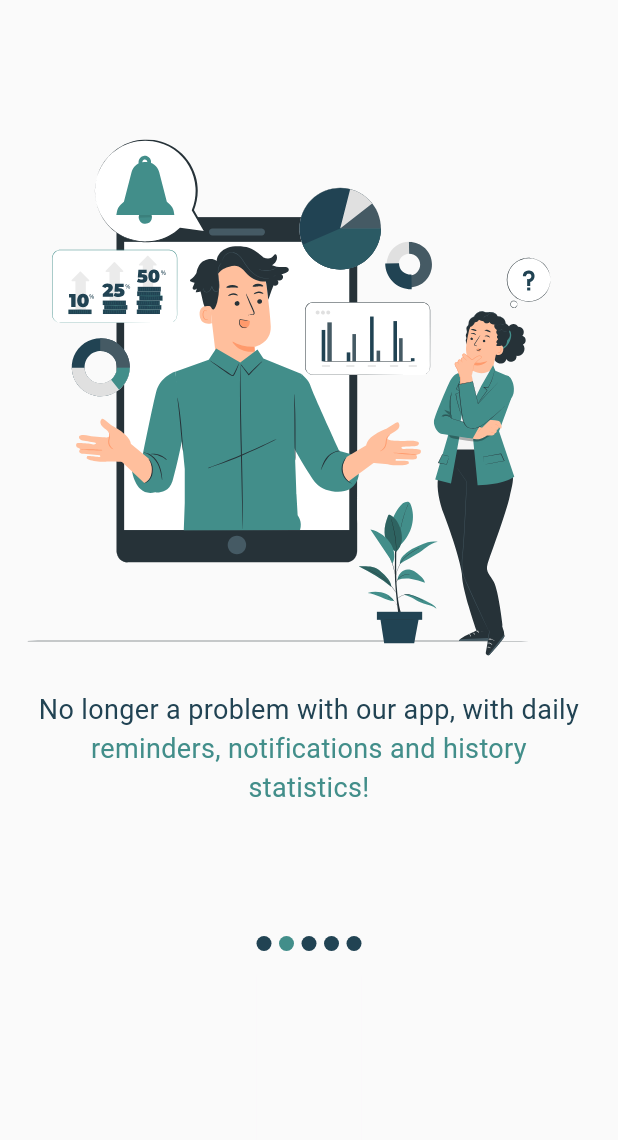
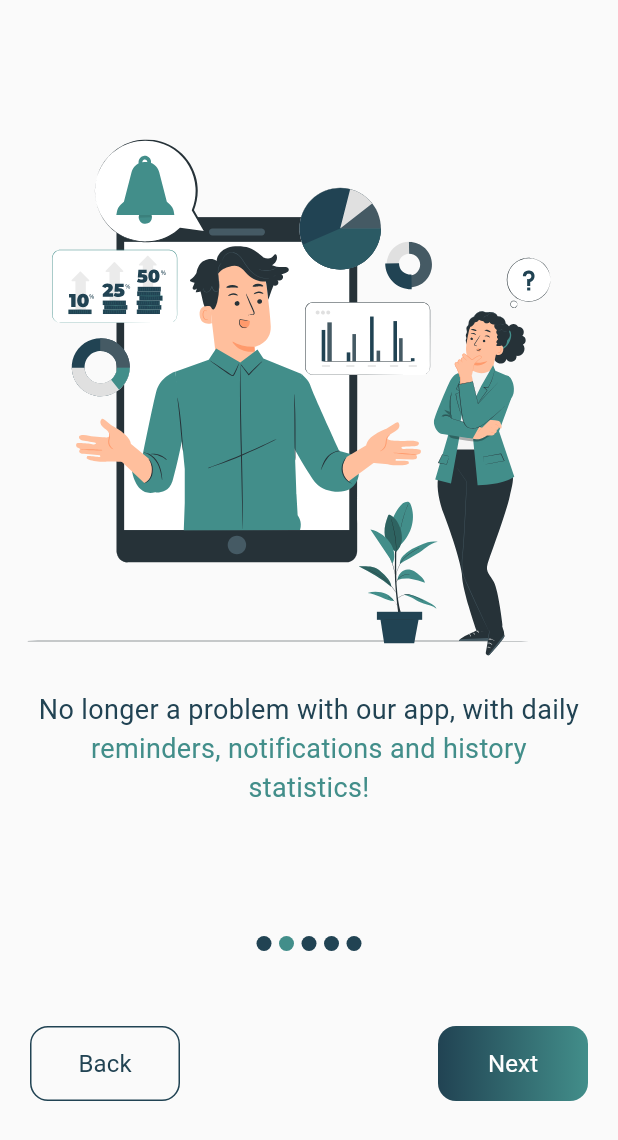
Before and after one commit to ENSIA-AI/Wise-Dose, a Flutter app: the screen it shows after launch, swiped to page 2, on a phone screen of 412 x 824 dp. Shown: the top 1140 px of the screen. Run offline on Flutter 3.47's test engine with Material 3 defaults, Android fonts, the phone set to English and light mode, and no system bars; drawn by our look-alikes of smooth_page_indicator; our stand-ins replace flutter_svg, numberpicker, table_calendar.

Commit message:
Added onboarding buttons

```diff
--- a/lib/main.dart
+++ b/lib/main.dart
@@ -5,7 +5,6 @@ import 'package:wise_dose/views/screens/calendar_page.dart';
 import 'package:wise_dose/views/screens/login.dart';
 import 'package:wise_dose/views/screens/onboarding.dart';
 import 'package:wise_dose/views/screens/signup.dart';
-import 'package:wise_dose/views/widgets/onboarding_instance.dart';
 import 'package:wise_dose/views/widgets/bottom_bar.dart';
 
 void main() {
--- a/lib/views/screens/onboarding.dart
+++ b/lib/views/screens/onboarding.dart
@@ -4,6 +4,8 @@ import 'package:flutter_svg/svg.dart';
 import 'package:smooth_page_indicator/smooth_page_indicator.dart';
 import 'package:wise_dose/views/themes/style_simple/colors.dart';
 import 'package:wise_dose/views/themes/style_simple/styles.dart';
+import 'package:wise_dose/views/widgets/gradient_button.dart';
+import 'package:wise_dose/views/widgets/transparent_button.dart';
 
 class Onboarding extends StatefulWidget {
   const Onboarding({super.key});
@@ -14,7 +16,16 @@ class Onboarding extends StatefulWidget {
 
 class _OnboardingState extends State<Onboarding> {
   final pageController = PageController();
+  late bool inFirstPage;
+  late bool inLastPage;
 
+  @override
+  void initState() {
+    // TODO: implement initState
+    inFirstPage = true;
+    inLastPage = false;
+    super.initState();
+  }
 
   @override void dispose() {
     pageController.dispose();
@@ -28,6 +39,12 @@ class _OnboardingState extends State<Onboarding> {
         padding: const EdgeInsets.only(bottom: 150),
         child: PageView(
         controller: pageController,
+        onPageChanged: (value) {
+            setState(() {
+              inFirstPage = (value == 0);
+              inLastPage = (value == 4);
+            });
+        },
         children: [
           Column(
             children: [
@@ -158,16 +175,57 @@ class _OnboardingState extends State<Onboarding> {
                     dotHeight: 10,
                     spacing: 5
                   ),
-                  /* onDotClicked: (index) => pageController.animateToPage(
+                  onDotClicked: (index) => pageController.animateToPage(
                     index,
-                    duration: const Duration(milliseconds: 500),
+                    duration: const Duration(milliseconds: 200),
                     curve: Curves.easeIn
-                  ), */
+                  ),
                 ),
-/*                 TextButton(onPressed: (){
-                  pageController.nextPage(duration: const Duration(milliseconds: 500), curve: Curves.easeInOut);
-                }, child: const Text("Next")),
- */
+                const SizedBox(height: 50,),
+                if(!inFirstPage && !inLastPage)  Container(
+                  padding: const EdgeInsets.symmetric(horizontal: 20),
+                  child: Row(
+                    mainAxisAlignment: MainAxisAlignment.spaceBetween,
+                  children: [
+                    TransparentButton(onPressed: (){
+                          pageController.previousPage(duration: const Duration(milliseconds: 200), curve: Curves.easeInOut);
+                        },
+                        content: "Back", width: 100
+                      ),
+                    GradientButton(onPressed: (){
+                      pageController.nextPage(duration: const Duration(milliseconds: 200), curve: Curves.easeInOut);
+                    }, text: "Next", gradient: buttonColor, width: 100,)
+                ],)
+              ),
+              if(inFirstPage) Container(
+                  padding: const EdgeInsets.symmetric(horizontal: 20),
+                  child: Row(
+                    mainAxisAlignment: MainAxisAlignment.end,
+                    children: [
+                        GradientButton(onPressed: (){
+                          pageController.nextPage(duration: const Duration(milliseconds: 200), curve: Curves.easeInOut);
+                        }, text: "Next", gradient: buttonColor, width: 100,)
+                    ],)
+                ),
+              if(inLastPage) Container(
+                  padding: const EdgeInsets.symmetric(horizontal: 20),
+                  child: Row(
+                    mainAxisAlignment: MainAxisAlignment.end,
+                    children: [
+                      Column(
+                        children: [
+                        GradientButton(onPressed: (){
+                        }, text: "Create account", gradient: buttonColor, width: 200,),
+                        const SizedBox(height: 10,),
+                        TransparentButton(onPressed: (){
+                        },
+                        content: "Stay offline", width: 200
+                      ),
+                        ],
+                      )
+
+                    ],)
+                )
               ],
             ),
       ),
--- a/lib/views/widgets/onboarding_instance.dart
+++ /dev/null
@@ -1,26 +0,0 @@
-
-
-import 'package:flutter/material.dart';
-import 'package:flutter_svg/svg.dart';
-
-class OnboardingInstance extends StatefulWidget {
-
-  const OnboardingInstance({
-    super.key,
-  });
-
-  @override
-  State<OnboardingInstance> createState() => _OnboardingInstanceState();
-}
-
-class _OnboardingInstanceState extends State<OnboardingInstance> {
-  @override
-  Widget build(BuildContext context) {
-    return Column(
-        children: [
-          SvgPicture.asset("assets/images/onboarding1.svg"),
-          const Text("You too? You always forget to take your pills on time?"),
-        ],
-      );
-  }
-}
--- /dev/null
+++ b/lib/views/widgets/transparent_button.dart
@@ -0,0 +1,57 @@
+
+
+import 'package:flutter/material.dart';
+import 'package:wise_dose/views/themes/style_simple/colors.dart';
+
+class TransparentButton extends StatefulWidget {
+  final VoidCallback onPressed;
+  final double width;
+  final double height;
+  final String content;
+  const TransparentButton({super.key,
+    required this.onPressed,
+    required this.content,
+    this.height = 50.0,
+    required this.width
+  });
+
+  @override
+  State<TransparentButton> createState() => _TransparentButtonState();
+}
+
+class _TransparentButtonState extends State<TransparentButton> {
+  @override
+  Widget build(BuildContext context) {
+    return  Container(
+                      width: widget.width,
+                      height: widget.height,
+                      decoration: BoxDecoration(
+                        color: Colors.transparent,
+                        border: Border.all(
+                          color: darkBlue, // Border color
+                          width: 1.0,         // Border width
+                        ),
+                        borderRadius: BorderRadius.circular(12), // Rounded corners (optional)
+                      ),
+                      child: ElevatedButton(
+                        onPressed:  widget.onPressed,
+                        style: ElevatedButton.styleFrom(
+                          backgroundColor:
+                              Colors.transparent,
+                          shadowColor:
+                              Colors.transparent,
+                          shape: RoundedRectangleBorder(
+                            borderRadius: BorderRadius.circular(12.0), // Match border radius
+                          ),
+                        ),
+                        child: Text(
+                          widget.content,
+                          style: const TextStyle(
+                            color: darkBlue,
+                            fontSize: 16
+                          ),
+                        ),
+                      ),
+                    );
+  }
+}
```
